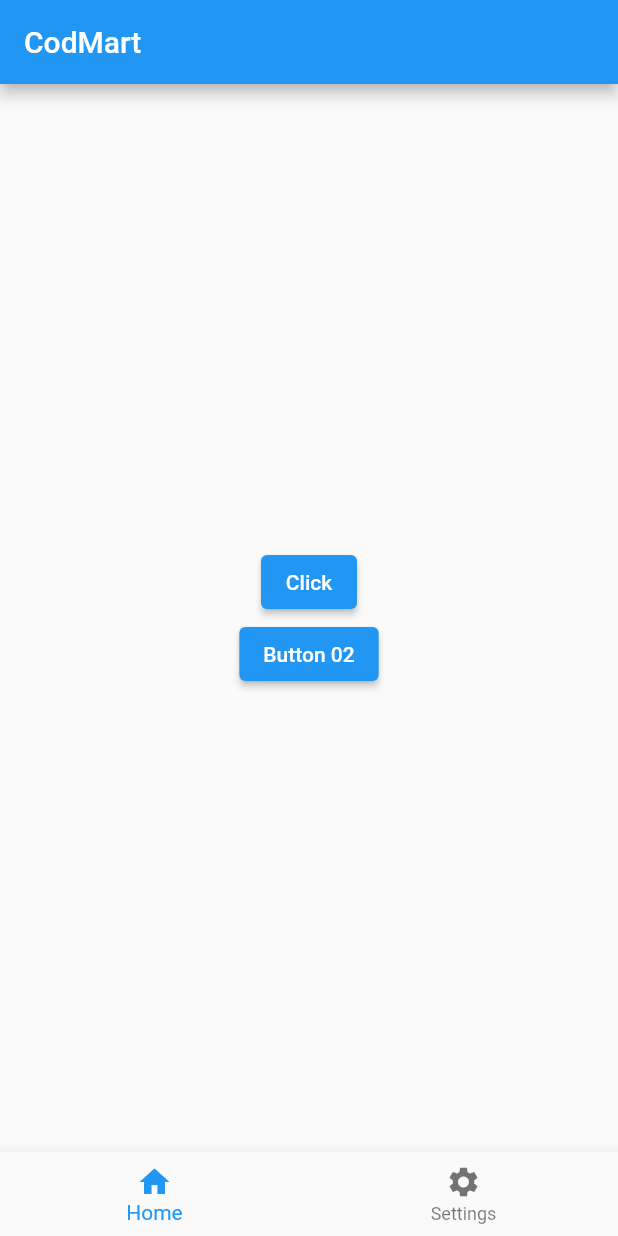
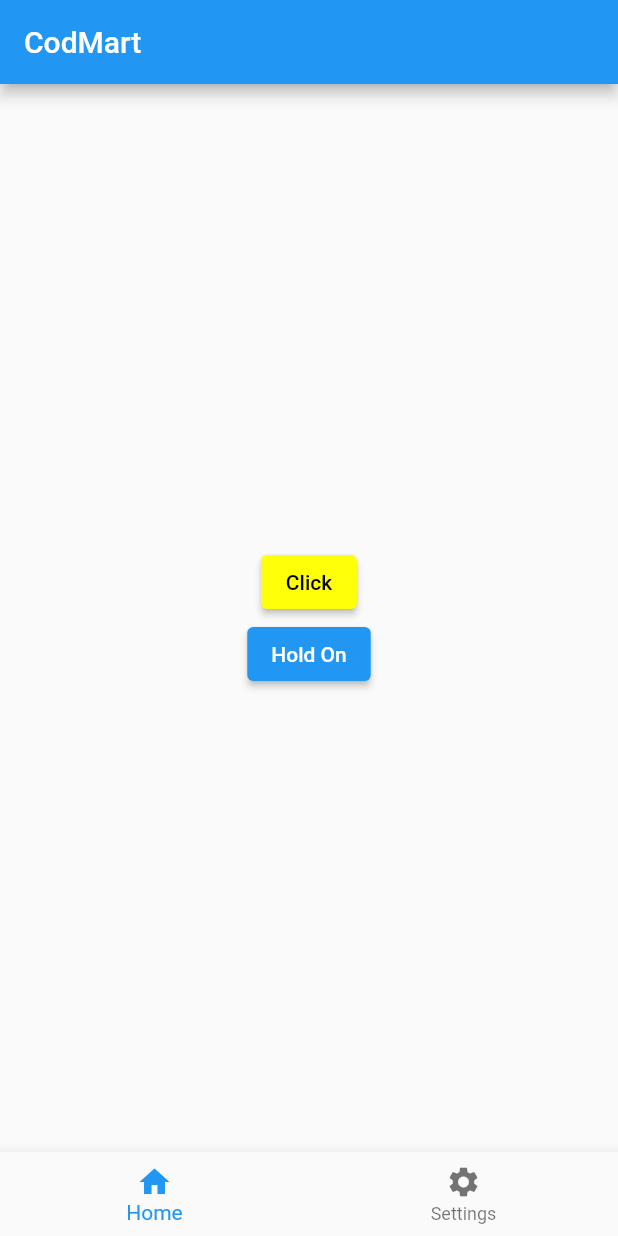
Before and after one commit to Hasitha-Lakshan404/Flutter_Basic, a Flutter app: the screen it shows after launch, on a phone screen of 412 x 824 dp. Run offline on Flutter 3.47's test engine with Material 2 defaults, Android fonts, the phone set to English and light mode, and no system bars.

Commit message:
Button Style/set Action for the Button 02

```diff
--- a/lib/main.dart
+++ b/lib/main.dart
@@ -15,6 +15,7 @@ class MyApp extends StatefulWidget {
 
 class _MyAppState extends State<MyApp> {
   String buttonName = "Click";
+  String button02Name = "Hold On";
   int currentIndex = 0;
 
   @override
@@ -43,13 +44,17 @@ class _MyAppState extends State<MyApp> {
                 //Button 01
                 ElevatedButton(
                   //for Style The Button
-                  style: ElevatedButton.styleFrom(),
+                  style: ElevatedButton.styleFrom(
+                      primary: const Color.fromARGB(255, 255, 255, 10),
+                      onPrimary: Colors.black),
+
                   onPressed: () {
                     setState(() {
                       buttonName = 'Clicked';
                     });
                     print("Print This In Terminal");
                   },
+
                   child: Text(buttonName),
                 ),
 
@@ -57,11 +62,11 @@ class _MyAppState extends State<MyApp> {
                 ElevatedButton(
                   onPressed: () {
                     setState(() {
-                      buttonName = 'Clicked';
+                      button02Name = "Exit";
                     });
                     print("Print This In Terminal");
                   },
-                  child: const Text('Button 02'),
+                  child: Text(button02Name),
                 ),
               ],
             ),
```
